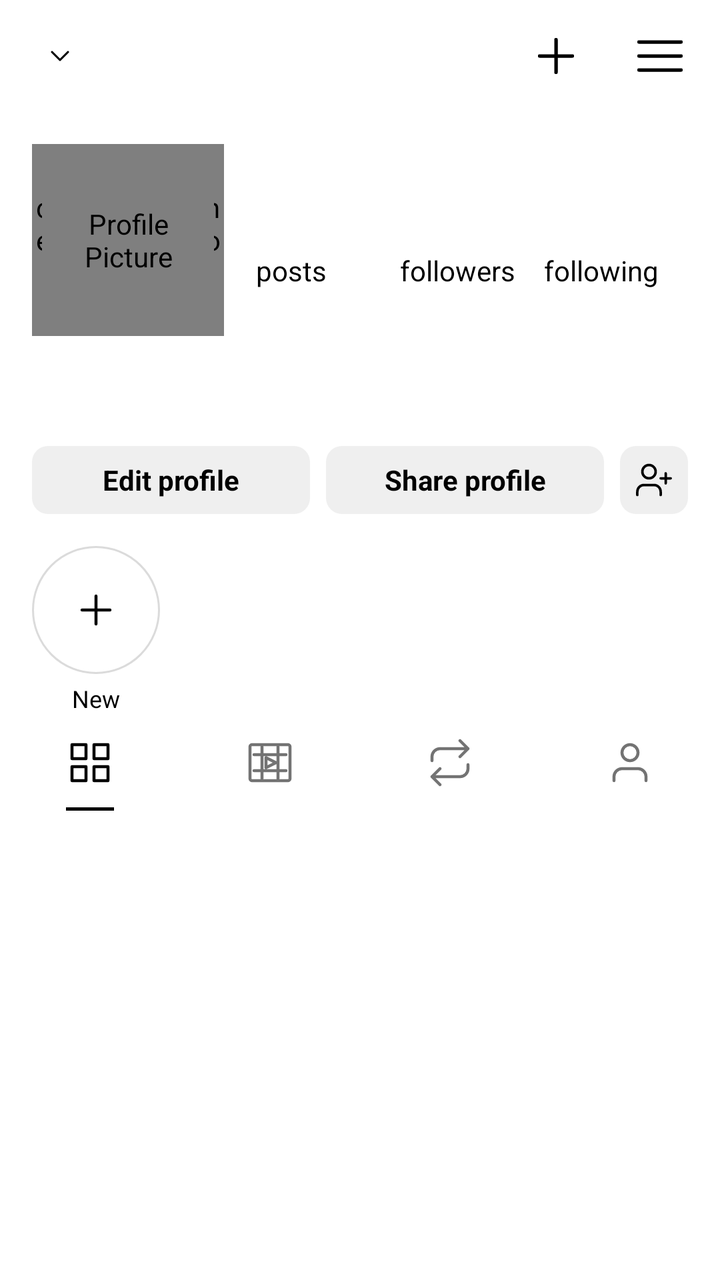
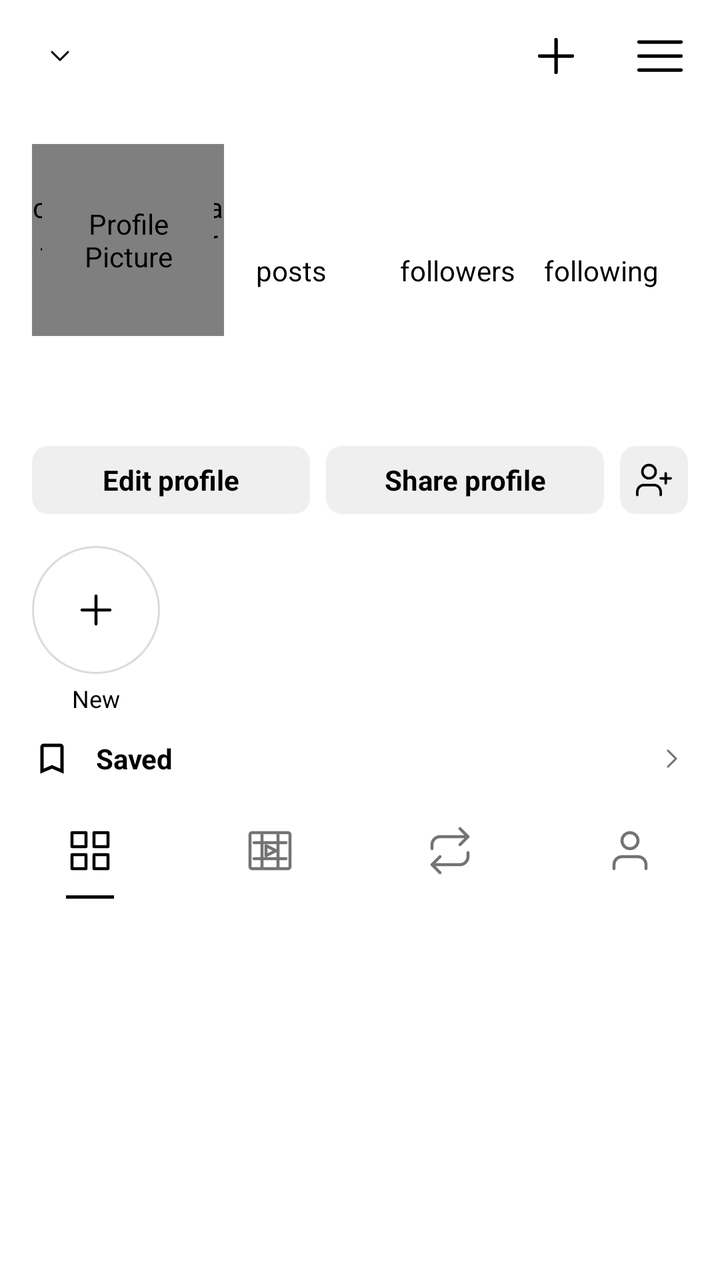

The first picture is an Android layout as it rendered before a commit; the second is the same layout after the commit. The layout source and the unified diff follow.
<!-- AndroidManifest.xml: application theme Theme.InstaClone -->
<!-- res/layout/fragment_profile.xml -->
<?xml version="1.0" encoding="utf-8"?>
<LinearLayout xmlns:android="http://schemas.android.com/apk/res/android"
    xmlns:app="http://schemas.android.com/apk/res-auto"
    android:layout_width="match_parent"
    android:layout_height="match_parent"
    android:background="?attr/themeBackground"
    android:orientation="vertical">

    
    
    
    
    <LinearLayout
        android:id="@+id/topBar"
        android:layout_width="match_parent"
        android:layout_height="@dimen/profile_top_bar_height"
        android:gravity="center_vertical"
        android:orientation="horizontal"
        android:paddingStart="@dimen/profile_top_bar_padding_horizontal"
        android:paddingEnd="@dimen/profile_top_bar_padding_horizontal">

        <TextView
            android:id="@+id/tv_username"
            android:layout_width="wrap_content"
            android:layout_height="wrap_content"
            android:ellipsize="end"
            android:maxLines="1"
            android:text=""
            android:textColor="?attr/themeTextPrimary"
            android:textSize="@dimen/profile_username_size"
            android:textStyle="bold" />

        <ImageView
            android:id="@+id/ivChevronDown"
            android:layout_width="@dimen/profile_chevron_size"
            android:layout_height="@dimen/profile_chevron_size"
            android:layout_marginStart="@dimen/profile_chevron_gap"
            android:src="@drawable/ic_chevron_down"
            app:tint="?attr/themeTextPrimary"
            android:contentDescription="@null" />

        <View
            android:layout_width="0dp"
            android:layout_height="1dp"
            android:layout_weight="1" />

        <ImageView
            android:id="@+id/iv_settings"
            android:layout_width="@dimen/profile_top_bar_icon"
            android:layout_height="@dimen/profile_top_bar_icon"
            android:layout_marginEnd="@dimen/profile_top_bar_icon_gap"
            android:src="@drawable/ic_add"
            app:tint="?attr/themeTextPrimary"
            android:contentDescription="Create" />

        <ImageView
            android:id="@+id/iv_menu"
            android:layout_width="@dimen/profile_top_bar_icon"
            android:layout_height="@dimen/profile_top_bar_icon"
            android:src="@drawable/ic_menu"
            app:tint="?attr/themeTextPrimary"
            android:contentDescription="Settings" />
    </LinearLayout>

    
    <LinearLayout
        android:id="@+id/topBarOther"
        android:layout_width="match_parent"
        android:layout_height="@dimen/profile_top_bar_height"
        android:gravity="center_vertical"
        android:orientation="horizontal"
        android:paddingStart="@dimen/profile_top_bar_padding_horizontal"
        android:paddingEnd="@dimen/profile_top_bar_padding_horizontal"
        android:visibility="gone">

        <ImageView
            android:id="@+id/ivArrowBack"
            android:layout_width="@dimen/profile_nav_icon"
            android:layout_height="@dimen/profile_nav_icon"
            android:src="@drawable/ic_arrow_back"
            app:tint="?attr/themeTextPrimary"
            android:contentDescription="Back" />

        <TextView
            android:id="@+id/tv_username_other"
            android:layout_width="0dp"
            android:layout_height="wrap_content"
            android:layout_marginStart="@dimen/profile_chevron_gap"
            android:layout_weight="1"
            android:ellipsize="end"
            android:maxLines="1"
            android:text=""
            android:textColor="?attr/themeTextPrimary"
            android:textSize="@dimen/profile_username_other_size"
            android:textStyle="bold" />

        <ImageView
            android:id="@+id/iv_more_horiz_other"
            android:layout_width="@dimen/profile_nav_icon"
            android:layout_height="@dimen/profile_nav_icon"
            android:src="@drawable/ic_more_horiz"
            app:tint="?attr/themeTextPrimary"
            android:contentDescription="More options" />
    </LinearLayout>

    
    
    
    
    <LinearLayout
        android:layout_width="match_parent"
        android:layout_height="wrap_content"
        android:gravity="center_vertical"
        android:orientation="horizontal"
        android:padding="@dimen/profile_header_padding">

        <FrameLayout
            android:layout_width="@dimen/profile_avatar_frame"
            android:layout_height="@dimen/profile_avatar_frame">

            <com.insta.clone.ui.widget.StoryRingView
                android:id="@+id/profileAvatarRing"
                android:layout_width="match_parent"
                android:layout_height="match_parent"
                app:gapWidth="@dimen/profile_ring_gap"
                app:ringState="unseen"
                app:ringStrokeWidth="@dimen/profile_ring_stroke" />

            <de.hdodenhof.circleimageview.CircleImageView
                android:id="@+id/iv_avatar"
                android:layout_width="@dimen/profile_avatar_size"
                android:layout_height="@dimen/profile_avatar_size"
                android:layout_gravity="center"
                android:src="@drawable/ic_person_placeholder"
                android:contentDescription="Profile Picture" />
        </FrameLayout>

        <LinearLayout
            android:layout_width="0dp"
            android:layout_height="wrap_content"
            android:layout_marginStart="@dimen/profile_header_gap"
            android:layout_weight="1"
            android:orientation="vertical">

            <TextView
                android:id="@+id/tv_display_name"
                android:layout_width="wrap_content"
                android:layout_height="wrap_content"
                android:ellipsize="end"
                android:maxLines="1"
                android:text=""
                android:textColor="?attr/themeTextPrimary"
                android:textSize="@dimen/profile_display_name_size"
                android:textStyle="bold"
                android:visibility="gone" />

            <LinearLayout
                android:layout_width="match_parent"
                android:layout_height="wrap_content"
                android:layout_marginTop="@dimen/profile_stat_margin_top"
                android:orientation="horizontal">

                <LinearLayout
                    android:layout_width="0dp"
                    android:layout_height="wrap_content"
                    android:layout_weight="1"
                    android:gravity="start"
                    android:orientation="vertical">

                    <TextView
                        android:id="@+id/tv_posts_count"
                        android:layout_width="wrap_content"
                        android:layout_height="wrap_content"
                        android:text=""
                        android:textColor="?attr/themeTextPrimary"
                        android:textSize="@dimen/profile_stat_number_size"
                        android:textStyle="bold" />

                    <TextView
                        android:layout_width="wrap_content"
                        android:layout_height="wrap_content"
                        android:text="@string/profile_stat_posts"
                        android:textColor="?attr/themeTextPrimary"
                        android:textSize="@dimen/profile_stat_label_size" />
                </LinearLayout>

                <LinearLayout
                    android:layout_width="0dp"
                    android:layout_height="wrap_content"
                    android:layout_weight="1"
                    android:gravity="start"
                    android:orientation="vertical">

                    <TextView
                        android:id="@+id/tv_followers_count"
                        android:layout_width="wrap_content"
                        android:layout_height="wrap_content"
                        android:text=""
                        android:textColor="?attr/themeTextPrimary"
                        android:textSize="@dimen/profile_stat_number_size"
                        android:textStyle="bold" />

                    <TextView
                        android:layout_width="wrap_content"
                        android:layout_height="wrap_content"
                        android:text="@string/profile_stat_followers"
                        android:textColor="?attr/themeTextPrimary"
                        android:textSize="@dimen/profile_stat_label_size" />
                </LinearLayout>

                <LinearLayout
                    android:layout_width="0dp"
                    android:layout_height="wrap_content"
                    android:layout_weight="1"
                    android:gravity="start"
                    android:orientation="vertical">

                    <TextView
                        android:id="@+id/tv_following_count"
                        android:layout_width="wrap_content"
                        android:layout_height="wrap_content"
                        android:text=""
                        android:textColor="?attr/themeTextPrimary"
                        android:textSize="@dimen/profile_stat_number_size"
                        android:textStyle="bold" />

                    <TextView
                        android:layout_width="wrap_content"
                        android:layout_height="wrap_content"
                        android:text="@string/profile_stat_following"
                        android:textColor="?attr/themeTextPrimary"
                        android:textSize="@dimen/profile_stat_label_size" />
                </LinearLayout>
            </LinearLayout>
        </LinearLayout>
    </LinearLayout>

    
    <TextView
        android:id="@+id/tv_bio"
        android:layout_width="match_parent"
        android:layout_height="wrap_content"
        android:layout_marginTop="@dimen/profile_bio_margin_top"
        android:ellipsize="end"
        android:maxLines="4"
        android:paddingStart="@dimen/profile_header_padding"
        android:paddingEnd="@dimen/profile_header_padding"
        android:text=""
        android:textColor="?attr/themeTextPrimary"
        android:textSize="@dimen/profile_bio_size" />

    
    
    
    <LinearLayout
        android:layout_width="match_parent"
        android:layout_height="wrap_content"
        android:layout_marginTop="@dimen/profile_buttons_margin_top"
        android:orientation="horizontal"
        android:paddingStart="@dimen/profile_header_padding"
        android:paddingEnd="@dimen/profile_header_padding">

        
        <TextView
            android:id="@+id/btnFollow"
            android:layout_width="0dp"
            android:layout_height="@dimen/profile_button_height"
            android:layout_weight="1"
            android:background="@drawable/bg_button_primary"
            android:gravity="center"
            android:text="@string/profile_follow"
            android:textColor="@color/white"
            android:textSize="@dimen/text_button"
            android:textStyle="bold"
            android:visibility="gone" />

        <TextView
            android:id="@+id/btnMessage"
            android:layout_width="0dp"
            android:layout_height="@dimen/profile_button_height"
            android:layout_marginStart="@dimen/profile_button_gap"
            android:layout_weight="1"
            android:background="@drawable/bg_button_secondary"
            android:gravity="center"
            android:text="@string/profile_message"
            android:textColor="?attr/themeTextPrimary"
            android:textSize="@dimen/text_button"
            android:textStyle="bold"
            android:visibility="gone" />

        
        <TextView
            android:id="@+id/btnEditProfile"
            android:layout_width="0dp"
            android:layout_height="@dimen/profile_button_height"
            android:layout_weight="1"
            android:background="@drawable/bg_button_secondary"
            android:gravity="center"
            android:text="@string/profile_edit"
            android:textColor="?attr/themeTextPrimary"
            android:textSize="@dimen/text_button"
            android:textStyle="bold" />

        <TextView
            android:id="@+id/btnShareProfile"
            android:layout_width="0dp"
            android:layout_height="@dimen/profile_button_height"
            android:layout_marginStart="@dimen/profile_button_gap"
            android:layout_weight="1"
            android:background="@drawable/bg_button_secondary"
            android:gravity="center"
            android:text="@string/profile_share"
            android:textColor="?attr/themeTextPrimary"
            android:textSize="@dimen/text_button"
            android:textStyle="bold" />

        
        <FrameLayout
            android:id="@+id/btnAddPerson"
            android:layout_width="@dimen/profile_button_square"
            android:layout_height="@dimen/profile_button_height"
            android:layout_marginStart="@dimen/profile_button_gap"
            android:background="@drawable/bg_button_secondary">

            <ImageView
                android:layout_width="@dimen/profile_button_icon"
                android:layout_height="@dimen/profile_button_icon"
                android:layout_gravity="center"
                android:src="@drawable/ic_add_person"
                app:tint="?attr/themeTextPrimary"
                android:contentDescription="@null" />
        </FrameLayout>
    </LinearLayout>

    
    
    
    <LinearLayout
        android:id="@+id/highlightsRow"
        android:layout_width="match_parent"
        android:layout_height="wrap_content"
        android:layout_marginTop="@dimen/profile_highlights_margin_top"
        android:orientation="horizontal"
        android:paddingStart="@dimen/profile_header_padding"
        android:paddingEnd="@dimen/profile_header_padding">

        <LinearLayout
            android:id="@+id/layoutHighlightNew"
            android:layout_width="wrap_content"
            android:layout_height="wrap_content"
            android:gravity="center"
            android:orientation="vertical">

            <FrameLayout
                android:layout_width="@dimen/profile_highlight_size"
                android:layout_height="@dimen/profile_highlight_size"
                android:background="@drawable/bg_highlight_ring">

                <ImageView
                    android:id="@+id/ivHighlightIcon"
                    android:layout_width="@dimen/profile_highlight_icon"
                    android:layout_height="@dimen/profile_highlight_icon"
                    android:layout_gravity="center"
                    android:src="@drawable/ic_add"
                    app:tint="?attr/themeTextPrimary"
                    android:contentDescription="@null" />
            </FrameLayout>

            <TextView
                android:id="@+id/tvHighlightTitle"
                android:layout_width="wrap_content"
                android:layout_height="wrap_content"
                android:layout_marginTop="@dimen/profile_highlight_title_margin_top"
                android:text="@string/profile_highlight_new"
                android:textColor="?attr/themeTextPrimary"
                android:textSize="@dimen/profile_highlight_title_size" />
        </LinearLayout>
    </LinearLayout>

    
    
    
    <com.google.android.material.tabs.TabLayout
        android:id="@+id/tab_layout_profile"
        android:layout_width="match_parent"
        android:layout_height="@dimen/profile_tabs_height"
        android:background="?attr/themeBackground"
        app:tabGravity="fill"
        app:tabIconTint="@color/selector_profile_tab_icon"
        app:tabIndicatorColor="?attr/themeTextPrimary"
        app:tabIndicatorFullWidth="false"
        app:tabIndicatorHeight="@dimen/profile_tab_indicator"
        app:tabMode="fixed"
        app:tabPaddingStart="@dimen/profile_tab_padding"
        app:tabPaddingEnd="@dimen/profile_tab_padding"
        app:tabRippleColor="@null">

        <com.google.android.material.tabs.TabItem
            android:id="@+id/tab_posts"
            android:icon="@drawable/ic_grid" />

        <com.google.android.material.tabs.TabItem
            android:id="@+id/tab_reels"
            android:icon="@drawable/ic_reels" />

        <com.google.android.material.tabs.TabItem
            android:id="@+id/tab_reposts"
            android:icon="@drawable/ic_repost" />

        <com.google.android.material.tabs.TabItem
            android:id="@+id/tab_tagged"
            android:icon="@drawable/ic_tagged" />
    </com.google.android.material.tabs.TabLayout>

    
    
    
    <FrameLayout
        android:layout_width="match_parent"
        android:layout_height="0dp"
        android:layout_weight="1">

        <androidx.recyclerview.widget.RecyclerView
            android:id="@+id/rv_media_grid"
            android:layout_width="match_parent"
            android:layout_height="match_parent" />

        <LinearLayout
            android:id="@+id/profileEmptyState"
            android:layout_width="match_parent"
            android:layout_height="match_parent"
            android:gravity="center"
            android:orientation="vertical"
            android:padding="@dimen/profile_empty_padding"
            android:visibility="gone">

            <ImageView
                android:id="@+id/ivEmptyIcon"
                android:layout_width="@dimen/profile_empty_icon"
                android:layout_height="@dimen/profile_empty_icon"
                android:src="@drawable/ic_repost"
                app:tint="?attr/themeTextSecondary"
                android:contentDescription="@null" />

            <TextView
                android:id="@+id/tvEmptyTitle"
                android:layout_width="wrap_content"
                android:layout_height="wrap_content"
                android:layout_marginTop="@dimen/profile_empty_margin_top"
                android:gravity="center"
                android:textColor="?attr/themeTextPrimary"
                android:textSize="@dimen/text_title" />
        </LinearLayout>
    </FrameLayout>

</LinearLayout>
<!-- resources referenced by this layout -->
<resources>
  <color name="white">#FFFFFF</color>
  <dimen name="profile_avatar_frame">96dp</dimen>
  <dimen name="profile_avatar_size">86dp</dimen>
  <dimen name="profile_bio_margin_top">8dp</dimen>
  <dimen name="profile_bio_size">14sp</dimen>
  <dimen name="profile_button_gap">8dp</dimen>
  <dimen name="profile_button_height">34dp</dimen>
  <dimen name="profile_button_icon">20dp</dimen>
  <dimen name="profile_button_square">34dp</dimen>
  <dimen name="profile_buttons_margin_top">12dp</dimen>
  <dimen name="profile_chevron_gap">6dp</dimen>
  <dimen name="profile_chevron_size">16dp</dimen>
  <dimen name="profile_display_name_size">16sp</dimen>
  <dimen name="profile_empty_icon">56dp</dimen>
  <dimen name="profile_empty_margin_top">16dp</dimen>
  <dimen name="profile_empty_padding">24dp</dimen>
  <dimen name="profile_header_gap">16dp</dimen>
  <dimen name="profile_header_padding">16dp</dimen>
  <dimen name="profile_highlight_icon">24dp</dimen>
  <dimen name="profile_highlight_size">64dp</dimen>
  <dimen name="profile_highlight_title_margin_top">4dp</dimen>
  <dimen name="profile_highlight_title_size">12sp</dimen>
  <dimen name="profile_highlights_margin_top">16dp</dimen>
  <dimen name="profile_nav_icon">24dp</dimen>
  <dimen name="profile_ring_gap">2dp</dimen>
  <dimen name="profile_ring_stroke">3dp</dimen>
  <dimen name="profile_stat_label_size">14sp</dimen>
  <dimen name="profile_stat_margin_top">8dp</dimen>
  <dimen name="profile_stat_number_size">17sp</dimen>
  <dimen name="profile_tab_indicator">1.5dp</dimen>
  <dimen name="profile_tab_padding">6dp</dimen>
  <dimen name="profile_tabs_height">48dp</dimen>
  <dimen name="profile_top_bar_height">56dp</dimen>
  <dimen name="profile_top_bar_icon">28dp</dimen>
  <dimen name="profile_top_bar_icon_gap">24dp</dimen>
  <dimen name="profile_top_bar_padding_horizontal">16dp</dimen>
  <dimen name="profile_username_other_size">20sp</dimen>
  <dimen name="profile_username_size">22sp</dimen>
  <dimen name="text_button">14sp</dimen>
  <dimen name="text_title">16sp</dimen>
  <string name="profile_edit">Edit profile</string>
  <string name="profile_follow">Follow</string>
  <string name="profile_highlight_new">New</string>
  <string name="profile_message">Message</string>
  <string name="profile_share">Share profile</string>
  <string name="profile_stat_followers">followers</string>
  <string name="profile_stat_following">following</string>
  <string name="profile_stat_posts">posts</string>
  <color name="color_primary">#0095F6</color>
  <color name="color_divider">#DBDBDB</color>
  <color name="color_surface_variant">#EFEFEF</color>
  <color name="transparent">#00000000</color>
  <dimen name="profile_highlight_ring">1dp</dimen>
  <color name="color_text_primary">#000000</color>
  <color name="color_background">#FFFFFF</color>
  <color name="color_text_secondary">#737373</color>
  <color name="color_like">#FF3040</color>
  <color name="color_sheet">#FFFFFF</color>
  <!-- unchanged entries left out for length: 15 -->
</resources>

<!-- the commit's change to res/layout/fragment_profile.xml (unified diff, before → after) -->
@@ -118,12 +118,12 @@
             android:layout_width="@dimen/profile_avatar_frame"
             android:layout_height="@dimen/profile_avatar_frame">
 
-            <com.insta.clone.ui.widget.StoryRingView
+            <com.insta.nova.ui.widget.StoryRingView
                 android:id="@+id/profileAvatarRing"
                 android:layout_width="match_parent"
                 android:layout_height="match_parent"
                 app:gapWidth="@dimen/profile_ring_gap"
-                app:ringState="unseen"
+                app:ringState="none"
                 app:ringStrokeWidth="@dimen/profile_ring_stroke" />
 
             <de.hdodenhof.circleimageview.CircleImageView
@@ -380,6 +380,44 @@
     
     
     
+    <LinearLayout
+        android:id="@+id/rowSaved"
+        android:layout_width="match_parent"
+        android:layout_height="44dp"
+        android:background="?attr/selectableItemBackground"
+        android:gravity="center_vertical"
+        android:orientation="horizontal"
+        android:paddingStart="@dimen/profile_header_padding"
+        android:paddingEnd="@dimen/profile_header_padding">
+
+        <ImageView
+            android:layout_width="20dp"
+            android:layout_height="20dp"
+            android:contentDescription="@null"
+            android:src="@drawable/ic_bookmark_outline"
+            app:tint="?attr/themeTextPrimary" />
+
+        <TextView
+            android:layout_width="0dp"
+            android:layout_height="wrap_content"
+            android:layout_marginStart="12dp"
+            android:layout_weight="1"
+            android:text="@string/saved_entry"
+            android:textColor="?attr/themeTextPrimary"
+            android:textSize="14sp"
+            android:textStyle="bold" />
+
+        <ImageView
+            android:layout_width="16dp"
+            android:layout_height="16dp"
+            android:contentDescription="@null"
+            android:src="@drawable/ic_chevron_right"
+            app:tint="?attr/themeTextSecondary" />
+    </LinearLayout>
+
+    
+    
+    
     <com.google.android.material.tabs.TabLayout
         android:id="@+id/tab_layout_profile"
         android:layout_width="match_parent"
<!-- resource entries referenced after the edit -->
@@ -40,6 +40,32 @@
   <dimen name="profile_username_size">22sp</dimen>
   <dimen name="text_button">14sp</dimen>
   <dimen name="text_title">16sp</dimen>
+  <!-- drawable ic_bookmark_outline (drawable) -->
+  <?xml version="1.0" encoding="utf-8"?>
+  <vector xmlns:android="http://schemas.android.com/apk/res/android"
+      android:width="24dp"
+      android:height="24dp"
+      android:viewportWidth="24"
+      android:viewportHeight="24">
+      <path
+          android:fillColor="#FF000000"
+          android:pathData="M17,3H7C5.9,3 5.01,3.9 5.01,5L5,21l7,-3 7,3V5c0,-1.1 -0.9,-2 -2,-2zm0,15l-5,-2.18L7,18V5h10v13z" />
+  </vector>
+  <!-- drawable ic_chevron_right (drawable) -->
+  <?xml version="1.0" encoding="utf-8"?>
+  <vector xmlns:android="http://schemas.android.com/apk/res/android"
+      android:width="24dp"
+      android:height="24dp"
+      android:viewportWidth="24"
+      android:viewportHeight="24">
+      <path
+          android:fillColor="#00000000"
+          android:strokeColor="@color/color_text_primary"
+          android:strokeWidth="1.5"
+          android:strokeLineCap="round"
+          android:strokeLineJoin="round"
+          android:pathData="M9,6l6,6l-6,6" />
+  </vector>
   <string name="profile_edit">Edit profile</string>
   <string name="profile_follow">Follow</string>
   <string name="profile_highlight_new">New</string>
@@ -48,6 +74,7 @@
   <string name="profile_stat_followers">followers</string>
   <string name="profile_stat_following">following</string>
   <string name="profile_stat_posts">posts</string>
+  <string name="saved_entry">Saved</string>
   <color name="color_primary">#0095F6</color>
   <color name="color_divider">#DBDBDB</color>
   <color name="color_surface_variant">#EFEFEF</color>
